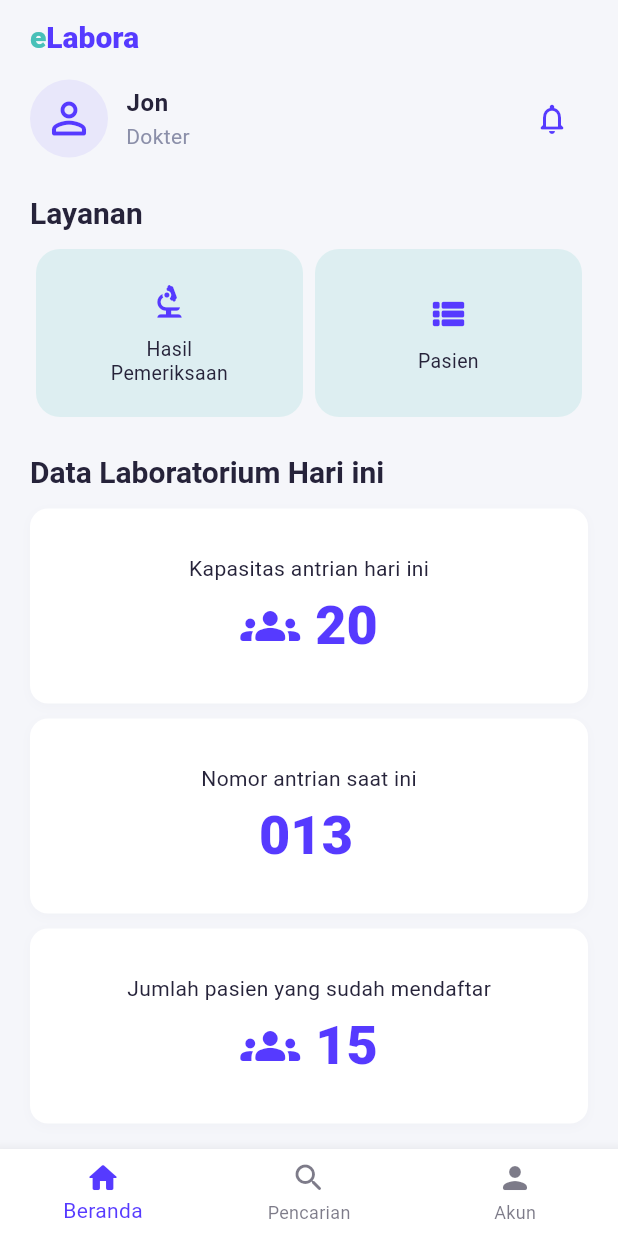
After one commit to ilhamridzuan/mobile---eLabora, a Flutter app: the DoctorHomePage screen opened by its route, on a phone screen of 412 x 824 dp. The commit adds this screen. Run offline on Flutter 3.47's test engine with Material 3 defaults, Android fonts, the phone set to English and light mode, and no system bars.

Commit message:
menambahkan tampilan login dokter dan homepage dokter

```diff
--- a/lib/config/routes.dart
+++ b/lib/config/routes.dart
@@ -1,5 +1,6 @@
 import 'package:elabora_app/pages/antrian.dart';
 import 'package:elabora_app/pages/detail_antrian.dart';
+import 'package:elabora_app/pages/doctor_home_page.dart';
 import 'package:elabora_app/pages/pendaftaran.dart';
 import 'package:flutter/material.dart';
 import 'package:elabora_app/pages/home_page.dart';
@@ -12,6 +13,7 @@ final Map<String, WidgetBuilder> appRoutes = {
   '/': (context) => const LandingPage(),
   '/login': (context) => const LoginPage(),
   '/home': (context) => const HomePage(),
+  '/doctor_home': (context) => const DoctorHomePage(),
   '/riwayat': (context) => const RiwayatPage(),
   '/pendaftaran': (context) => const PendaftaranPage(),
   '/antrian': (context) => const AntrianPage(),
--- /dev/null
+++ b/lib/pages/doctor_home_page.dart
@@ -0,0 +1,318 @@
+import 'package:flutter/material.dart';
+import 'package:elabora_app/utils/constants.dart'; // untuk AppColors
+
+class DoctorHomePage extends StatelessWidget {
+  const DoctorHomePage({super.key});
+
+  @override
+  Widget build(BuildContext context) {
+    final text = Theme.of(context).textTheme;
+    final color = Theme.of(context).colorScheme;
+
+    return Scaffold(
+      body: SafeArea(
+        child: SingleChildScrollView(
+          padding: const EdgeInsets.symmetric(horizontal: 20, vertical: 12),
+          child: Column(
+            crossAxisAlignment: CrossAxisAlignment.start,
+            children: [
+              // Brand
+              RichText(
+                text: TextSpan(
+                  style: text.titleLarge?.copyWith(fontWeight: FontWeight.w800),
+                  children: [
+                    TextSpan(
+                      text: 'e',
+                      style: TextStyle(color: color.secondary),
+                    ),
+                    TextSpan(
+                      text: 'Labora',
+                      style: TextStyle(color: color.primary),
+                    ),
+                  ],
+                ),
+              ),
+              const SizedBox(height: 16),
+
+              // Header profil + bell
+              Row(
+                mainAxisAlignment: MainAxisAlignment.spaceBetween,
+                children: [
+                  Row(
+                    children: [
+                      CircleAvatar(
+                        radius: 26,
+                        backgroundColor: color.primary.withValues(alpha: .08),
+                        child: Icon(
+                          Icons.person_outline_rounded,
+                          size: 34,
+                          color: color.primary,
+                        ),
+                      ),
+                      const SizedBox(width: 12),
+                      Column(
+                        crossAxisAlignment: CrossAxisAlignment.start,
+                        children: [
+                          Text(
+                            'Jon',
+                            style: text.bodyLarge?.copyWith(
+                              fontWeight: FontWeight.w700,
+                            ),
+                          ),
+                          Text('Dokter', style: text.bodyMedium),
+                        ],
+                      ),
+                    ],
+                  ),
+                  IconButton(
+                    onPressed: () {},
+                    icon: Icon(
+                      Icons.notifications_none_rounded,
+                      color: color.primary,
+                    ),
+                  ),
+                ],
+              ),
+
+              const SizedBox(height: 24),
+
+              // Layanan
+              Text('Layanan', style: text.titleLarge),
+              const SizedBox(height: 12),
+
+              Row(
+                children: const [
+                  _ServiceTile(
+                    icon: Icons.biotech_rounded,
+                    label: 'Hasil\nPemeriksaan',
+                  ),
+                  _ServiceTile(icon: Icons.view_list_rounded, label: 'Pasien'),
+                ],
+              ),
+
+              const SizedBox(height: 24),
+
+              // Data Laboratorium
+              Text('Data Laboratorium Hari ini', style: text.titleLarge),
+              const SizedBox(height: 12),
+
+              // Kapasitas antrian hari ini
+              Container(
+                decoration: BoxDecoration(
+                  color: color.surface,
+                  borderRadius: BorderRadius.circular(12),
+                  boxShadow: [
+                    BoxShadow(
+                      color: AppColors.textSecondary.withValues(alpha: 0.05),
+                      blurRadius: 5,
+                      offset: const Offset(0, 2),
+                    ),
+                  ],
+                ),
+                padding: const EdgeInsets.symmetric(
+                  vertical: 30,
+                  horizontal: 22,
+                ),
+                margin: const EdgeInsets.only(bottom: 10),
+                child: Column(
+                  crossAxisAlignment: CrossAxisAlignment.center,
+                  children: [
+                    Text(
+                      'Kapasitas antrian hari ini',
+                      style: text.bodyMedium?.copyWith(
+                        color: color.onSurfaceVariant,
+                      ),
+                    ),
+                    const SizedBox(height: 6),
+                    Row(
+                      mainAxisAlignment: MainAxisAlignment.center,
+                      children: [
+                        Icon(
+                          Icons.groups_rounded,
+                          color: color.primary,
+                          size: 40,
+                        ),
+                        const SizedBox(width: 10),
+                        Text(
+                          '20',
+                          style: text.displaySmall?.copyWith(
+                            fontWeight: FontWeight.w900,
+                            color: color.primary,
+                          ),
+                        ),
+                      ],
+                    ),
+                  ],
+                ),
+              ),
+
+              // Nomor Antrian Saat Ini
+              Container(
+                decoration: BoxDecoration(
+                  color: color.surface,
+                  borderRadius: BorderRadius.circular(12),
+                  boxShadow: [
+                    BoxShadow(
+                      color: AppColors.textSecondary.withValues(alpha: 0.05),
+                      blurRadius: 5,
+                      offset: const Offset(0, 2),
+                    ),
+                  ],
+                ),
+                padding: const EdgeInsets.symmetric(
+                  vertical: 30,
+                  horizontal: 22,
+                ),
+                margin: const EdgeInsets.only(bottom: 10),
+                child: Column(
+                  crossAxisAlignment: CrossAxisAlignment.center,
+                  children: [
+                    Text(
+                      'Nomor antrian saat ini',
+                      style: text.bodyMedium?.copyWith(
+                        color: color.onSurfaceVariant,
+                      ),
+                    ),
+                    const SizedBox(height: 6),
+                    Row(
+                      mainAxisAlignment: MainAxisAlignment.center,
+                      children: [
+                        Text(
+                          13.toString().padLeft(3, '0'),
+                          style: text.displaySmall?.copyWith(
+                            fontWeight: FontWeight.w900,
+                            color: color.primary,
+                          ),
+                        ),
+                        const SizedBox(width: 4),
+                      ],
+                    ),
+                  ],
+                ),
+              ),
+
+              Container(
+                decoration: BoxDecoration(
+                  color: color.surface,
+                  borderRadius: BorderRadius.circular(12),
+                  boxShadow: [
+                    BoxShadow(
+                      color: AppColors.textSecondary.withValues(alpha: 0.05),
+                      blurRadius: 5,
+                      offset: const Offset(0, 2),
+                    ),
+                  ],
+                ),
+                padding: const EdgeInsets.symmetric(
+                  vertical: 30,
+                  horizontal: 22,
+                ),
+                child: Column(
+                  crossAxisAlignment: CrossAxisAlignment.center,
+                  children: [
+                    Text(
+                      'Jumlah pasien yang sudah mendaftar',
+                      style: text.bodyMedium?.copyWith(
+                        color: color.onSurfaceVariant,
+                      ),
+                    ),
+                    const SizedBox(height: 6),
+                    Row(
+                      mainAxisAlignment: MainAxisAlignment.center,
+                      children: [
+                        Icon(
+                          Icons.groups_rounded,
+                          color: color.primary,
+                          size: 40,
+                        ),
+                        const SizedBox(width: 10),
+                        Text(
+                          '15',
+                          style: text.displaySmall?.copyWith(
+                            fontWeight: FontWeight.w900,
+                            color: color.primary,
+                          ),
+                        ),
+                      ],
+                    ),
+                  ],
+                ),
+              ),
+            ],
+          ),
+        ),
+      ),
+
+      bottomNavigationBar: BottomNavigationBar(
+        currentIndex: 0,
+        type: BottomNavigationBarType.fixed,
+        showUnselectedLabels: true,
+        selectedItemColor: color.primary,
+        unselectedItemColor: color.onSurface.withValues(alpha: .6),
+        items: const [
+          BottomNavigationBarItem(
+            icon: Icon(Icons.home_rounded),
+            label: 'Beranda',
+          ),
+          BottomNavigationBarItem(
+            icon: Icon(Icons.search_rounded),
+            label: 'Pencarian',
+          ),
+          BottomNavigationBarItem(
+            icon: Icon(Icons.person_rounded),
+            label: 'Akun',
+          ),
+        ],
+        onTap: (index) {
+          // nanti bisa diisi navigasi di sini
+        },
+      ),
+    );
+  }
+}
+
+class _ServiceTile extends StatelessWidget {
+  final IconData icon;
+  final String label;
+
+  const _ServiceTile({required this.icon, required this.label});
+
+  @override
+  Widget build(BuildContext context) {
+    final color = Theme.of(context).colorScheme;
+    final text = Theme.of(context).textTheme;
+
+    return Expanded(
+      child: GestureDetector(
+        onTap: () {},
+        child: Container(
+          height: 112,
+          margin: const EdgeInsets.symmetric(horizontal: 4),
+          decoration: BoxDecoration(
+            color: color.secondary.withValues(alpha: .14),
+            borderRadius: BorderRadius.circular(16),
+          ),
+          padding: const EdgeInsets.symmetric(horizontal: 12, vertical: 14),
+          child: Column(
+            mainAxisAlignment: MainAxisAlignment.center,
+            children: [
+              Icon(icon, size: 28, color: color.primary),
+              const SizedBox(height: 10),
+              Text(
+                label,
+                textAlign: TextAlign.center,
+                style: text.bodyMedium?.copyWith(
+                  color: color.onSurface,
+                  fontSize: (text.bodyMedium?.fontSize ?? 14) - 1,
+                  height: 1.2,
+                ),
+                maxLines: 2,
+                overflow: TextOverflow.ellipsis,
+              ),
+            ],
+          ),
+        ),
+      ),
+    );
+  }
+}
--- a/lib/pages/landing_page.dart
+++ b/lib/pages/landing_page.dart
@@ -87,7 +87,7 @@ class LandingPage extends StatelessWidget {
                     width: double.infinity,
                     child: ElevatedButton(
                       onPressed: () => _goLogin(context, 'Pasien'),
-                      child: const Text('Login sebagai Pasien'),
+                      child: const Text('Masuk sebagai Pasien'),
                     ),
                   ),
                   const SizedBox(height: 10),
@@ -95,7 +95,7 @@ class LandingPage extends StatelessWidget {
                     width: double.infinity,
                     child: ElevatedButton(
                       onPressed: () => _goLogin(context, 'Dokter'),
-                      child: const Text('Login sebagai Dokter'),
+                      child: const Text('Masuk sebagai Dokter'),
                     ),
                   ),
 
--- a/lib/pages/login_page.dart
+++ b/lib/pages/login_page.dart
@@ -1,4 +1,3 @@
-import 'package:flutter/gestures.dart';
 import 'package:flutter/material.dart';
 
 class LoginPage extends StatefulWidget {
@@ -25,6 +24,8 @@ class _LoginPageState extends State<LoginPage> {
   Widget build(BuildContext context) {
     final t = Theme.of(context).textTheme;
     final cs = Theme.of(context).colorScheme;
+
+    // role dikirim dari LandingPage melalui arguments ('Pasien' / 'Dokter')
     final role =
         (ModalRoute.of(context)?.settings.arguments as String?) ?? 'Pasien';
 
@@ -103,31 +104,24 @@ class _LoginPageState extends State<LoginPage> {
                       width: double.infinity,
                       child: ElevatedButton(
                         onPressed: () {
-                          Navigator.pushReplacementNamed(context, '/home');
+                          if (_formKey.currentState?.validate() != true) return;
+
+                          FocusScope.of(context).unfocus();
+
+                          if (role == 'Dokter') {
+                            Navigator.pushReplacementNamed(
+                              context,
+                              '/doctor_home',
+                            );
+                          } else {
+                            Navigator.pushReplacementNamed(context, '/home');
+                          }
                         },
                         child: const Text('Masuk'),
                       ),
                     ),
 
                     const SizedBox(height: 10),
-                    Center(
-                      child: RichText(
-                        text: TextSpan(
-                          style: t.bodyMedium,
-                          children: [
-                            const TextSpan(text: 'Tidak punya akun? '),
-                            TextSpan(
-                              text: 'Daftar sekarang',
-                              style: TextStyle(
-                                color: cs.primary,
-                                fontWeight: FontWeight.w700,
-                              ),
-                              recognizer: TapGestureRecognizer()..onTap = () {},
-                            ),
-                          ],
-                        ),
-                      ),
-                    ),
                   ],
                 ),
               ),
```
